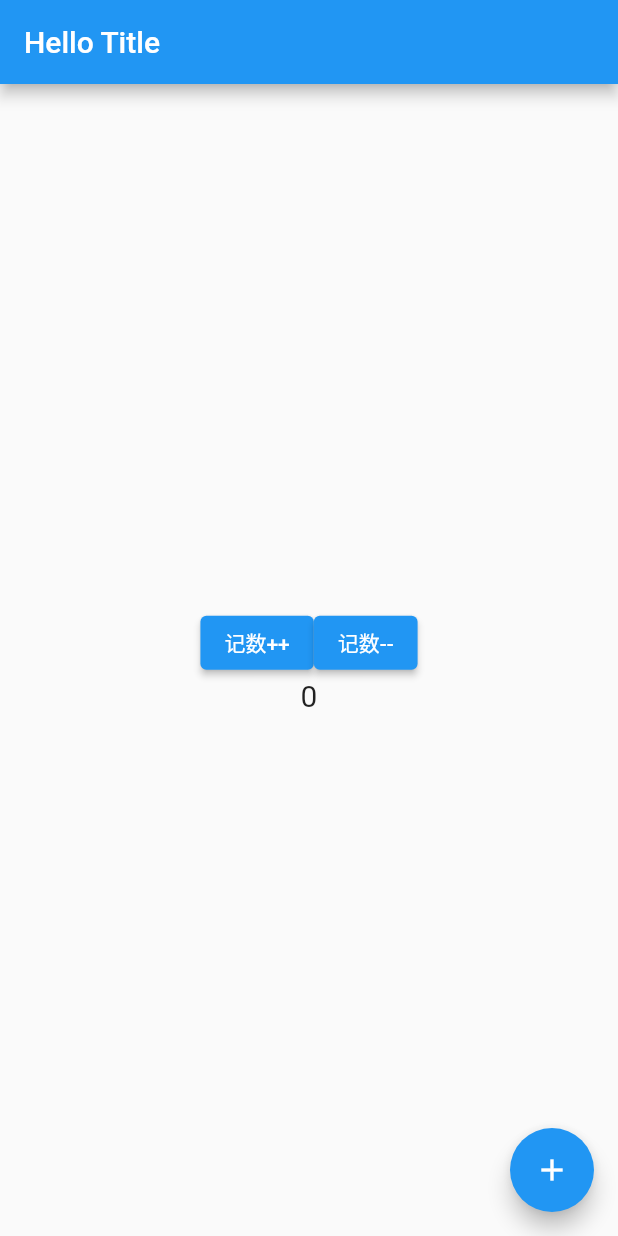
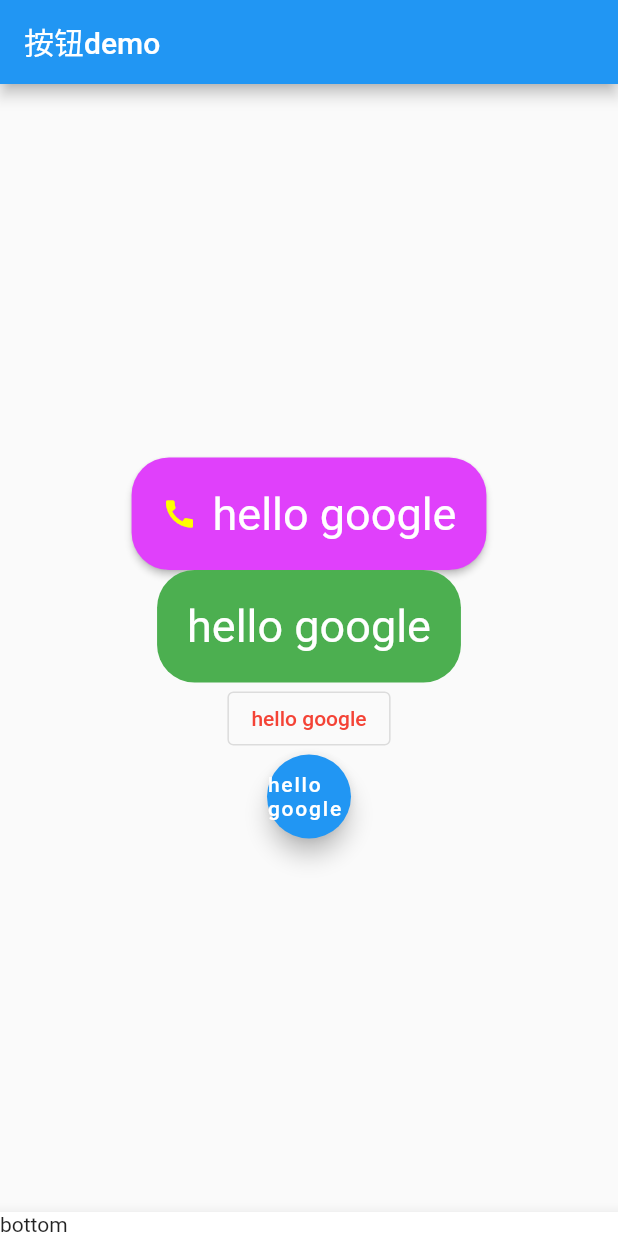
Before and after one commit to phoenixrever/flutter, a Flutter app: the screen it shows after launch, on a phone screen of 412 x 824 dp. Run offline on Flutter 3.47's test engine with Material 2 defaults, Android fonts, the phone set to English and light mode, and no system bars.

Commit message:
buttom demo

```diff
--- a/lib/main.dart
+++ b/lib/main.dart
@@ -1,98 +1,118 @@
 import 'package:flutter/cupertino.dart';
 import 'package:flutter/material.dart';
 
-main() => runApp(MyApp());
+main() => {runApp(MyApp())};
 
-class ContentWidget extends StatefulWidget {
+class MyApp extends StatelessWidget {
   @override
-  State<StatefulWidget> createState() {
-    return ContentWidgetState();
+  Widget build(BuildContext context) {
+    return MaterialApp(
+        home: Scaffold(
+      appBar: AppBar(title: Text("按钮demo")),
+      // body: ContentWidget(),
+      body: ButtonDemo(),
+      bottomNavigationBar: BottomAppBar(child: Text("bottom")),
+    ));
   }
 }
 
-///state没有 @immutable 注解  可以定义变量
-class ContentWidgetState extends State<ContentWidget> {
-  int counter = 0;
+class ContentWidget extends StatelessWidget {
+  @override
+  Widget build(BuildContext context) {
+    return TextDemo();
+  }
+}
 
+class TextDemo extends StatelessWidget {
   @override
   Widget build(BuildContext context) {
     return Center(
       child: Column(
         mainAxisAlignment: MainAxisAlignment.center,
-      children: <Widget>[
-        Row(
-         mainAxisAlignment: MainAxisAlignment.center,
         children: [
-            ElevatedButton(
-              onPressed: () {
-                ///类似react 改变状态刷新页面
-                setState(() {
-                  counter++;
-                });
-              },
-              child: Text("记数++"),
+          Text(
+            "花月本无痕----------------------------------------------------\n浪迹天涯的落魄",
+            style: TextStyle(
+              fontSize: 20,
+              color: Color(0xffff0000),
             ),
-            ElevatedButton(
-              onPressed: () {
-                ///类似react 改变状态刷新页面
-                setState(() {
-                  counter--;
-                });
-              },
-              child: Text("记数--"),
+            textAlign: TextAlign.center,
+            maxLines: 1,
+            overflow: TextOverflow.ellipsis, //花月本无痕...
           ),
+          Text.rich(TextSpan(children: [
+            TextSpan(
+                text: "hello\n",
+                style: TextStyle(fontSize: 20, color: Colors.green)),
+            TextSpan(
+                text: "hello\n",
+                style: TextStyle(fontSize: 20, color: Colors.green)),
+            TextSpan(
+                text: "hello\n",
+                style: TextStyle(fontSize: 20, color: Colors.green)),
+          ]))
         ],
       ),
-        Text(
-          "$counter",
-          textDirection: TextDirection.ltr,
-          style: TextStyle(fontSize: 20),
-        ),
-      ],
-    ));
+    );
   }
 }
 
-///无法实现动态数字内容改变
-class ContentWidget2 extends StatelessWidget {
+class ButtonDemo extends StatelessWidget {
   @override
   Widget build(BuildContext context) {
     return Center(
       child: Column(
         mainAxisAlignment: MainAxisAlignment.center,
-      children: <Widget>[
-        Row(
         children: [
           ElevatedButton(
-              onPressed: () => {print("记数++")},
-              child: Text("记数++"),
-            ),
+              onPressed: () {},
+              child: Row(   //row默认占据整行
+                mainAxisAlignment: MainAxisAlignment.center,//垂直居中
+                mainAxisSize:MainAxisSize.min , //自动适应元素宽度 重要
+                children: [
+                  Icon(Icons.call,color: Colors.yellowAccent,),
+                  SizedBox(width: 10),
+                  Text("hello google"),
                 ],
               ),
-        Text(
-          "同意协议",
-          textDirection: TextDirection.ltr,
-          style: TextStyle(fontSize: 20),
+              style: ElevatedButton.styleFrom(
+                primary: Colors.purpleAccent,
+                //背景色
+                onPrimary: Colors.white,
+                //字体色
+                padding: EdgeInsets.all(20),
+                textStyle: TextStyle(fontSize: 30),
+                shape: RoundedRectangleBorder(
+                    borderRadius: BorderRadius.circular(25) //边框角度
                     ),
+              )),
+          //升降按钮?
+          TextButton(
+              onPressed: () {},
+              child: Text(
+                "hello google",
+              ),
+              style: ButtonStyle(
+                  backgroundColor:
+                      ///Convenience method   方便方法
+                      MaterialStateProperty.all<Color>(Colors.green),
+                  foregroundColor:   //字体颜色
+                      MaterialStateProperty.all<Color>(Colors.white),
+                  textStyle: MaterialStateProperty.all<TextStyle>(
+                      TextStyle(fontSize: 30)),
+                  padding: MaterialStateProperty.all<EdgeInsetsGeometry>(
+                      EdgeInsets.all(20)),
+                  shape: MaterialStateProperty.all<OutlinedBorder>(
+                      RoundedRectangleBorder(
+                          borderRadius: BorderRadius.circular(25))))),
+          OutlinedButton(
+              onPressed: () {},
+              child: Text("hello google"),
+          style: OutlinedButton.styleFrom(
+            primary: Colors.red,
+          )),
+          FloatingActionButton(onPressed: () {}, child: Text("hello google")),
         ],
-    ));
-  }
-}
-
-class MyApp extends StatelessWidget {
-  @override
-  Widget build(BuildContext context) {
-    return MaterialApp(
-      title: "Hello World", //多应用程序切换时候的标题
-      home: Scaffold(
-        //脚手架
-        appBar: AppBar(
-          //导航栏
-          title: Text("Hello Title"),
-        ),
-        body: ContentWidget(),
-        floatingActionButton:
-            FloatingActionButton(child: Icon(Icons.add), onPressed: () {}),
       ),
     );
   }
```
Also changed, not shown: lib/statefullWidget.dart (added, +99 -0 lines), 1 other file. Lines whose indentation alone changed are shown as unchanged.
